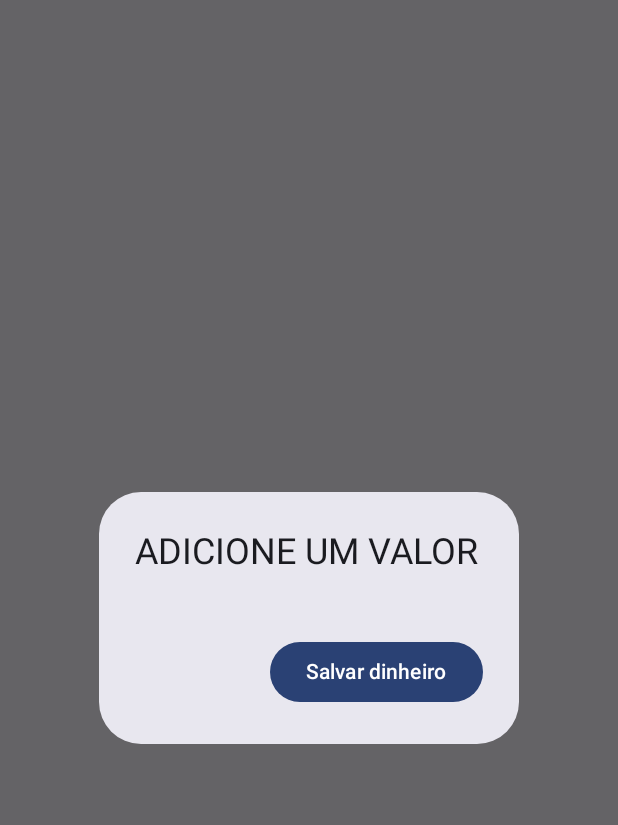
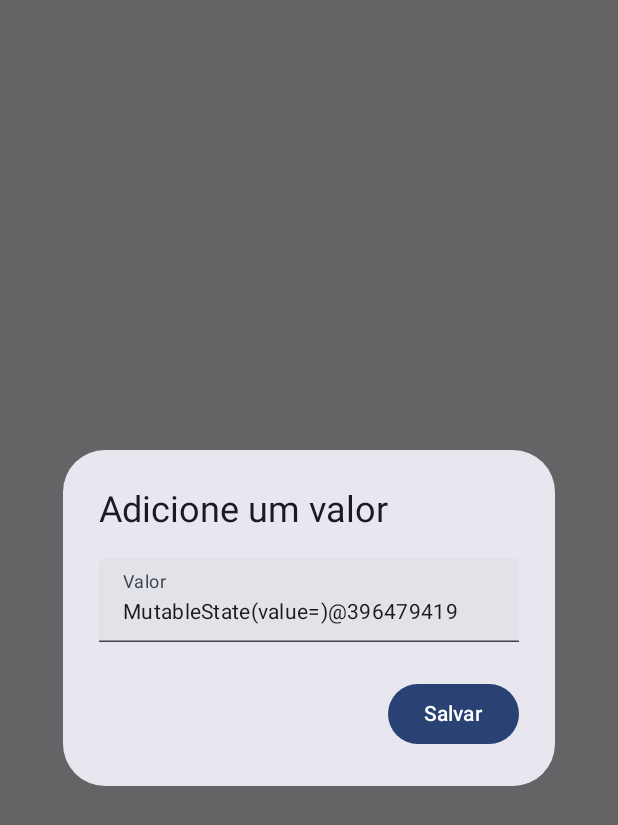
Before and after one commit to BrunoAnndrade/MinhasDespesas, an Android app built with Jetpack Compose: the composable MoneyDialog shown on its own in the app's theme, on a phone screen of 412 x 824 dp. Shown: the top 825 px of the screen. Run offline under Robolectric (Android 15) with nearby library versions, the phone set to English and light mode, and no system bars; our stand-ins replace Dagger/Hilt's generated code.

Commit message:
add moneyDialog

```diff
--- a/app/src/main/java/com/example/minhasdespesas/presentation/BudgetViewModel.kt
+++ b/app/src/main/java/com/example/minhasdespesas/presentation/BudgetViewModel.kt
@@ -1,5 +1,6 @@
 package com.example.minhasdespesas.presentation
 
+import androidx.compose.runtime.MutableDoubleState
 import androidx.lifecycle.ViewModel
 import androidx.lifecycle.viewModelScope
 import com.example.minhasdespesas.data.entity.BudgetEntity
@@ -34,7 +35,7 @@ class BudgetViewModel @Inject constructor(
         }
     }
 
-    private suspend fun saveMoney(myMoney:Double){
+    suspend fun saveMoney(myMoney: Double){
 
         val budgetFlow = budgetRepository.getBudgetFlow()
         val budgetDouble = budgetFlow.firstOrNull()?.toDouble()
--- a/app/src/main/java/com/example/minhasdespesas/presentation/screens/MoneyDialog.kt
+++ b/app/src/main/java/com/example/minhasdespesas/presentation/screens/MoneyDialog.kt
@@ -3,46 +3,60 @@ package com.example.minhasdespesas.presentation.screens
 
 import androidx.compose.foundation.layout.Arrangement
 import androidx.compose.foundation.layout.Column
+import androidx.compose.foundation.text.KeyboardOptions
 import androidx.compose.material3.AlertDialog
 import androidx.compose.material3.Button
 import androidx.compose.material3.Text
 import androidx.compose.material3.TextField
 import androidx.compose.runtime.Composable
-import androidx.compose.runtime.collectAsState
-import androidx.compose.runtime.getValue
+import androidx.compose.runtime.mutableDoubleStateOf
+import androidx.compose.runtime.mutableStateOf
+import androidx.compose.runtime.remember
+import androidx.compose.runtime.rememberCoroutineScope
 import androidx.compose.ui.Modifier
+import androidx.compose.ui.text.input.KeyboardType
+import androidx.compose.ui.tooling.preview.Preview
 import androidx.compose.ui.unit.dp
-import androidx.lifecycle.viewmodel.compose.viewModel
-import com.example.minhasdespesas.presentation.CategoryViewModel
+import androidx.hilt.navigation.compose.hiltViewModel
+import com.example.minhasdespesas.presentation.BudgetViewModel
+import kotlinx.coroutines.launch
 
 @Composable
 fun MoneyDialog(
+    modifier: Modifier = Modifier,
+) {
 
-    modifier: Modifier = Modifier,
-
-    ) {
-
+    val budgetViewModel: BudgetViewModel = hiltViewModel()
+    val money = remember { mutableStateOf("") }
+    val coroutineScope = rememberCoroutineScope()
 
     AlertDialog(
         modifier = modifier,
-        onDismissRequest = {  },
+        onDismissRequest = { },
         confirmButton = {
             Button(
                 onClick = {
-
-
+                    coroutineScope.launch {
+                        budgetViewModel.saveMoney(money.toString().toDouble())
+                    }
                 }
             ) {
-                Text(text = "Salvar dinheiro")
+                Text(text = "Salvar")
 
             }
         },
-        title = { Text(text = "ADICIONE UM VALOR") },
+        title = { Text(text = "Adicione um valor") },
         text = {
             Column(
                 verticalArrangement = Arrangement.spacedBy(8.dp)
             ) {
 
+                TextField(
+                    value = money.toString(),
+                    onValueChange = {},
+                    label = { Text("Valor") },
+                    keyboardOptions = KeyboardOptions.Default.copy(keyboardType = KeyboardType.Number)
+                )
 
 
             }
@@ -51,3 +65,9 @@ fun MoneyDialog(
 
         )
 }
+
+@Preview(showBackground = true)
+@Composable
+fun MoneyDialogPreview() {
+    MoneyDialog()
+}
```
Also changed, not shown: app/src/main/java/com/example/minhasdespesas/presentation/screens/ExpenseListCard.kt (+28 -10 lines).
